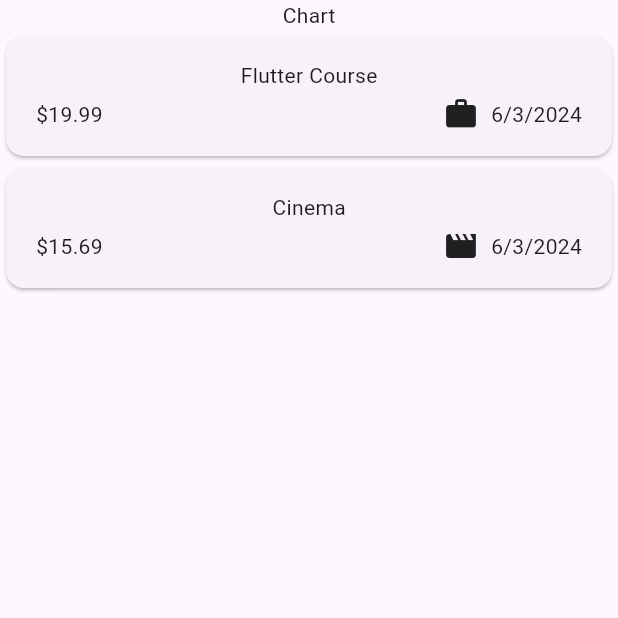
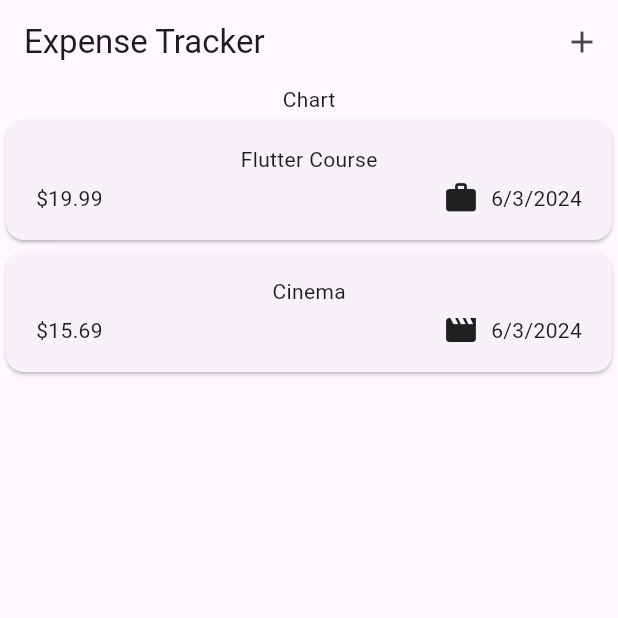
Before and after one commit to sanchitd9/expense-tracker-flutter, a Flutter app: the screen it shows after launch, on a phone screen of 412 x 824 dp, the top half of it. Run offline on Flutter 3.47's test engine with Material 3 defaults, Android fonts, the phone set to English and light mode, and no system bars.

Commit message:
Add an appBar

```diff
--- a/lib/widgets/expenses.dart
+++ b/lib/widgets/expenses.dart
@@ -30,6 +30,12 @@ class _ExpensesState extends State<Expenses> {
   @override
   Widget build(BuildContext context) {
     return Scaffold(
+      appBar: AppBar(
+        title: const Text('Expense Tracker'),
+        actions: [
+          IconButton(onPressed: () {}, icon: const Icon(Icons.add))
+        ],
+      ),
       body: Column(
         children: [
           const Text('Chart'),
```
